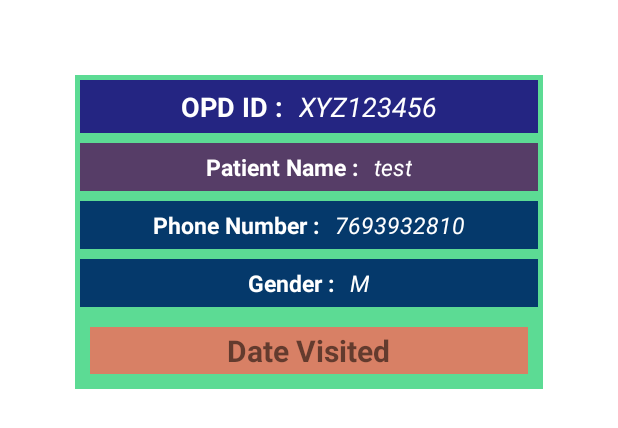
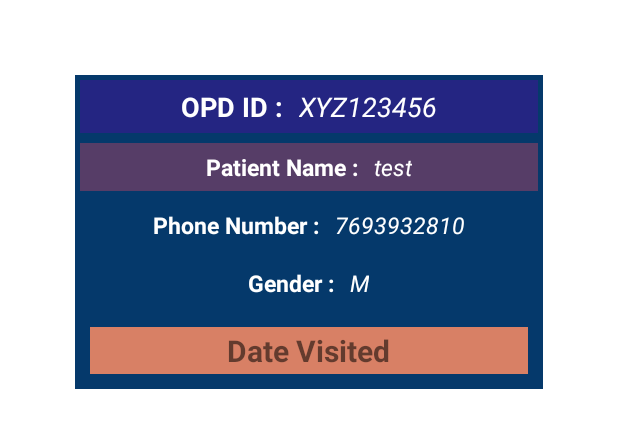
Before and after one commit to ashutosh2807/MaterialUIonAndroid, an Android app: the layout detailed_dialog.xml on its own in the app's theme, with its tools: preview values and no code run, on a phone screen of 412 x 824 dp. Shown: the top 428 px of the screen. Run offline under Robolectric (Android 15) with nearby library versions, the phone set to English and light mode, and no system bars.

Commit message:
DialogChanges_color

```diff
--- a/BottomNavigationView/app/src/main/res/layout/detailed_dialog.xml
+++ b/BottomNavigationView/app/src/main/res/layout/detailed_dialog.xml
@@ -3,7 +3,7 @@
     android:orientation="vertical"
     android:layout_width="match_parent"
     android:layout_height="wrap_content"
-    android:background="#5CDB94"
+    android:background="#05396B"
     android:layout_margin="50dp"
     android:id="@+id/LinearBase"
 >
```
